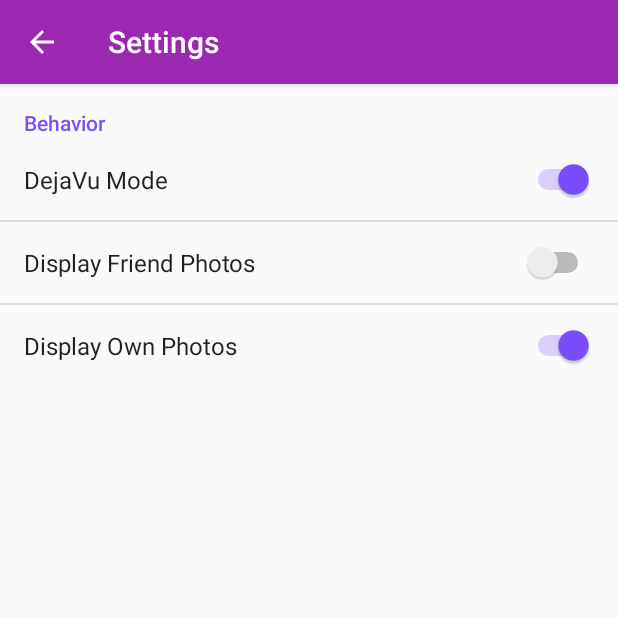
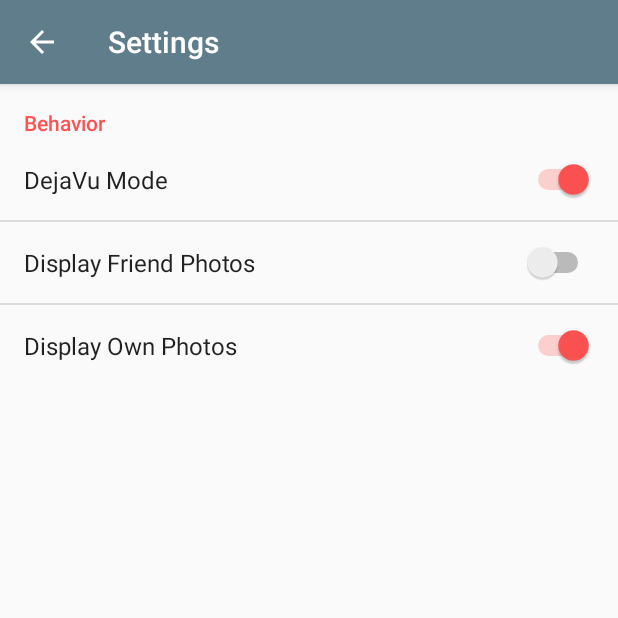
Before and after one commit to OneJuly/DejaPhoto-1, an Android app: the screen it shows after launch (SettingsActivity), in the options menu, after a tap on "Settings", on a phone screen of 412 x 824 dp, the top half of it. Run offline under Robolectric (Android 15) with nearby library versions, the light colour scheme and no system bars; our stand-ins replace Firebase (no records; nobody signed in at launch, a user with empty details on screens opened directly); libraries missing offline, so code that uses them is left out: com.gordonwong.materialsheetfab, droidninja.filepicker, droidninja.filepicker.views, permissions.dispatcher; pictures from the network do not load; 3 statements that could not run were skipped.

Commit message:
Fix Photo layout in the Gallery

```diff
--- a/app/src/main/java/team4/cse110/dejaphoto/gallery/GalleryActivity.java
+++ b/app/src/main/java/team4/cse110/dejaphoto/gallery/GalleryActivity.java
@@ -1,9 +1,10 @@
 package team4.cse110.dejaphoto.gallery;
 
 import android.Manifest;
-import android.app.Activity;
 import android.content.DialogInterface;
 import android.content.Intent;
+import android.database.Cursor;
+import android.net.Uri;
 import android.os.Bundle;
 import android.provider.MediaStore;
 import android.support.annotation.NonNull;
@@ -14,8 +15,12 @@ import android.support.v7.widget.RecyclerView;
 import android.view.Menu;
 import android.view.MenuItem;
 import android.view.View;
+import android.widget.ImageView;
 import android.widget.TextView;
 
+import com.bumptech.glide.Glide;
+import com.firebase.ui.database.FirebaseRecyclerAdapter;
+import com.google.firebase.database.DatabaseReference;
 import com.google.firebase.database.FirebaseDatabase;
 import com.gordonwong.materialsheetfab.MaterialSheetFab;
 
@@ -24,6 +29,7 @@ import java.util.List;
 
 import droidninja.filepicker.FilePickerBuilder;
 import droidninja.filepicker.FilePickerConst;
+import droidninja.filepicker.views.SmoothCheckBox;
 import permissions.dispatcher.NeedsPermission;
 import permissions.dispatcher.OnShowRationale;
 import permissions.dispatcher.PermissionRequest;
@@ -33,7 +39,6 @@ import team4.cse110.dejaphoto.R;
 import team4.cse110.dejaphoto.database.FirebasePhotoDatabase;
 import team4.cse110.dejaphoto.login.LoginActivity;
 import team4.cse110.dejaphoto.photo.Photo;
-import team4.cse110.dejaphoto.photo.PhotoAdapter;
 import team4.cse110.dejaphoto.settings.PrefUtils;
 import team4.cse110.dejaphoto.settings.SettingsActivity;
 
@@ -46,17 +51,21 @@ public class GalleryActivity extends BaseActivity {
 
     private static final String TAG = "GalleryActivity";
 
-    private static final int REQUEST_PHOTO = 9000;
+    private static final int REQUEST_CAMERA = 9000;
     private static final int REQUEST_SETTINGS = 9001;
     private static final int REQUEST_GOOGLE_LOGIN = 9002;
 
     private static final int GRID_SPAN = 3; // number of columns for ImageViews
+    private static final int MAX_COUNT_PICKER = 20;  // max number of photos selectable in filepicker
 
     private List<Photo> photos;
     private ArrayList<String> paths;
     private PrefUtils prefUtils;
     private MaterialSheetFab materialSheetFab;
-    private FirebasePhotoDatabase firebasePhotoDatabase;
+
+    private FirebasePhotoDatabase fbPhotoDatabase;
+    private DatabaseReference fbRef;
+    private RecyclerView.Adapter fbAdapter;
 
     @Override
     protected int getLayoutResource() {
@@ -73,25 +82,103 @@ public class GalleryActivity extends BaseActivity {
     protected void onCreate(Bundle savedInstanceState) {
         super.onCreate(savedInstanceState);
 
-        // Get a reference to the Firebase database
-        firebasePhotoDatabase = new FirebasePhotoDatabase(FirebaseDatabase.getInstance());
+        // Get the Firebase database
+        fbPhotoDatabase = new FirebasePhotoDatabase(FirebaseDatabase.getInstance());
+        fbRef = FirebaseDatabase.getInstance().getReference().child("local-photos");
 
         // Get a preference prefUtils reference
         prefUtils = new PrefUtils(this);
 
         // Get a reference to the RecyclerView
         RecyclerView rvPhotos = (RecyclerView) findViewById(R.id.rv_gallery);
+        rvPhotos.setHasFixedSize(false);
+        rvPhotos.setLayoutManager(new GridLayoutManager(this, GRID_SPAN));
+
+        fbAdapter = new FirebaseRecyclerAdapter<Photo, PhotoHolder>(Photo.class, R.layout.photo_viewholder,
+                PhotoHolder.class, fbRef) {
+
+            @Override
+            protected void populateViewHolder(PhotoHolder holder, Photo photo, int position) {
+                // Load images
+                Glide
+                        .with(GalleryActivity.this)
+                        .load(photo.getPath())
+                        .into(holder.photo);
+
+            }
+
+            @Override
+            protected void onDataChanged() {
+                if (progressDialog != null && progressDialog.isShowing()) {
+                    hideProgressDialog();
+                }
+
+            }
+        };
+
+        // Hook up the adapter
+        showProgressDialog();
+        rvPhotos.setAdapter(fbAdapter);
+
         photos = new ArrayList<>();
-
-        // Hook up the adapter to the RecyclerView
-        PhotoAdapter adapter = new PhotoAdapter(this, photos);
-        rvPhotos.setAdapter(adapter);
-        rvPhotos.setLayoutManager(new GridLayoutManager(this, GRID_SPAN));
 
         // Setup the floating action button
         initFAB();
 
     }
+
+    /**
+     * Custom Photo PhotoHolder
+     */
+    public static class PhotoHolder extends RecyclerView.ViewHolder
+            implements View.OnClickListener{
+
+        private ImageView photo;
+        private SmoothCheckBox checkBox;
+
+        public PhotoHolder(final View itemView) {
+            super(itemView);
+            photo = (ImageView) itemView.findViewById(R.id.gallery_photo);
+            checkBox = (SmoothCheckBox) itemView.findViewById(R.id.gallery_checkbox);
+
+            // TODO Save the checkBox/selection overlay on rotation!
+            itemView.setOnClickListener(this);
+            checkBox.setOnCheckedChangeListener(new SmoothCheckBox.OnCheckedChangeListener() {
+                @Override
+                public void onCheckedChanged(SmoothCheckBox cb, boolean isChecked) {
+                    toggleSelected(cb, isChecked);
+//                    itemView.setBackgroundResource(isChecked ?
+//                            R.color.bg_gray : android.R.color.white);
+
+                    // dim/undim photo depending on selection
+                    if (isChecked) {
+                        photo.setColorFilter(R.color.bg_gray);
+                    } else {
+                        photo.clearColorFilter();
+                    }
+                }
+            });
+
+        }
+
+        @Override
+        public void onClick(View view) {
+            int pos = getAdapterPosition();
+
+            if (pos != RecyclerView.NO_POSITION) {
+                checkBox.setChecked(!checkBox.isChecked(), true);
+            }
+        }
+
+        private void toggleSelected(SmoothCheckBox cb, boolean isChecked) {
+            cb.setVisibility(isChecked ? View.VISIBLE : View.GONE);
+            itemView.setBackgroundResource(isChecked? R.color.bg_gray : android.R.color.white);
+        }
+
+    }
+
+
+
 
     /**
      *
@@ -144,23 +231,38 @@ public class GalleryActivity extends BaseActivity {
         switch(requestCode)
         {
             case FilePickerConst.REQUEST_CODE_PHOTO:
-                if (resultCode == Activity.RESULT_OK && data != null)
+                if (resultCode == RESULT_OK && data != null)
                 {
                     paths = new ArrayList<>();
                     paths.addAll(data.getStringArrayListExtra(FilePickerConst.KEY_SELECTED_MEDIA));
 
                     for (String path : paths) {
                         Photo photo = new Photo(this, path);
-                        firebasePhotoDatabase.addPhoto(photo);
+                        fbPhotoDatabase.addPhoto(photo);
                     }
                 }
 
                 break;
 
-            case REQUEST_GOOGLE_LOGIN:
+            case REQUEST_CAMERA:
+                if (resultCode == RESULT_OK && data != null) {
+                    Uri image = data.getData();
+                    if (image != null) {
+                        String path = getPathFromUri(image);
+                        fbPhotoDatabase.addPhoto(new Photo(this, path));
+                    }
+                }
                 break;
         }
 
+    }
+
+    // Get absolute filepath from image URI returned from camera intent
+    private String getPathFromUri(Uri uri) {
+        Cursor cursor = getContentResolver().query(uri, null, null, null, null);
+        cursor.moveToFirst();
+        int index = cursor.getColumnIndex(MediaStore.MediaColumns.DATA);
+        return cursor.getString(index);
     }
 
 
@@ -202,7 +304,7 @@ public class GalleryActivity extends BaseActivity {
     @NeedsPermission(Manifest.permission.CAMERA)
     protected void showCamera() {
         final Intent takePhoto = new Intent(MediaStore.ACTION_IMAGE_CAPTURE);
-        startActivityForResult(takePhoto, REQUEST_PHOTO);
+        startActivityForResult(takePhoto, REQUEST_CAMERA);
     }
 
     /**
@@ -210,11 +312,14 @@ public class GalleryActivity extends BaseActivity {
      */
     @NeedsPermission(Manifest.permission.READ_EXTERNAL_STORAGE)
     protected void pickPhotos() {
+
         // Instantiate an interactive photo picker
         FilePickerBuilder.getInstance()
                 .setSelectedFiles(paths)
                 .setActivityTheme(R.style.AppTheme)
+                .setMaxCount(MAX_COUNT_PICKER)
                 .pickPhoto(GalleryActivity.this);
+
     }
 
     /****************************** Permissions Handling ******************************/
@@ -261,20 +366,4 @@ public class GalleryActivity extends BaseActivity {
                 .show();
 
     }
-
-    /**
-     * This method retrieves the external DejaPhoto album, or creates one if it
-     * doesn't exist.
-     * @param name - the name of the album.
-     * @return the directory.
-     */
-/*    protected File getDejaAlbumDir(String name) {
-        // Get the directory for the user's public pictures directory.
-        File file = new File(Environment.getExternalStoragePublicDirectory(
-                Environment.DIRECTORY_PICTURES), name);
-        if (!file.mkdirs()) {
-            Log.e(TAG, "Directory not created");
-        }
-        return file;
-    }*/
 }
--- a/app/src/main/res/values/colors.xml
+++ b/app/src/main/res/values/colors.xml
@@ -1,9 +1,9 @@
 <?xml version="1.0" encoding="utf-8"?>
 <resources>
-    <color name="colorPrimary">#9C27B0</color>
-    <color name="colorPrimaryDark">#7B1FA2</color>
-    <color name="colorPrimaryLight">#E1BEE7</color>
-    <color name="colorAccent">#7C4DFF</color>
+    <color name="colorPrimary">#607d8b</color>
+    <color name="colorPrimaryDark">#455a64</color>
+    <color name="colorPrimaryLight">#cfd8dc</color>
+    <color name="colorAccent">#ff5252</color>
     <color name="textColorPrimary">#212121</color>
     <color name="textColorSecondary">#757575</color>
     <color name="colorIcons">#FFFFFF</color>
--- a/app/src/main/res/values/dimens.xml
+++ b/app/src/main/res/values/dimens.xml
@@ -8,5 +8,10 @@
     <dimen name="sheet_width">210dp</dimen>
     <dimen name="sheet_height">300dp</dimen>
     <dimen name="sheet_icon_padding">16dp</dimen>
+    <dimen name="checkbox_margin">5dp</dimen>
+    <dimen name="photo_margin">16dp</dimen>
+    <dimen name="photo_padding">1dip</dimen>
+    <dimen name="checkbox_width">25dp</dimen>
+    <dimen name="checkbox_height">25dp</dimen>
 
 </resources>
```
Also changed, not shown: app/src/main/java/team4/cse110/dejaphoto/photo/Photo.java (+18 -10 lines), app/src/main/java/team4/cse110/dejaphoto/photo/PhotoAdapter.java (+36 -52 lines), app/src/main/res/layout/content_gallery.xml (+3 -7 lines), app/src/main/res/layout/gallery_photo.xml (deleted, +0 -32 lines), app/src/main/res/layout/photo_viewholder.xml (added, +29 -0 lines).
